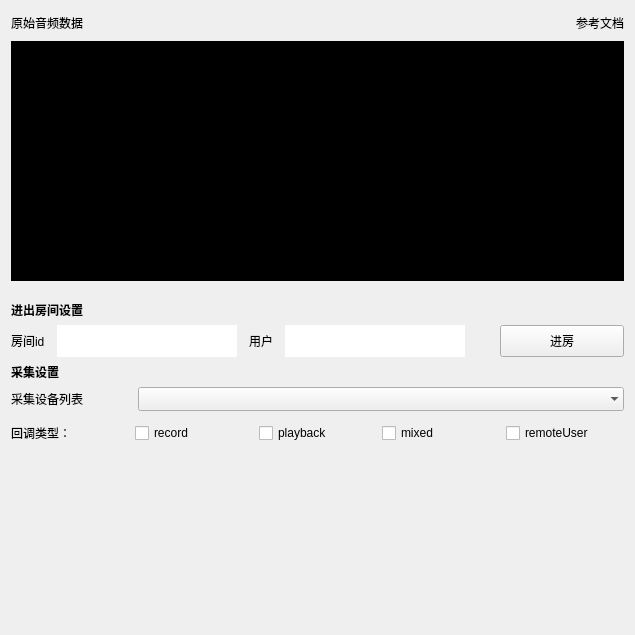
First picture: the form in Windows/src/Advanced/RawAudioData/RawAudioData.ui, repository volcengine/VolcEngineRTC, before the edit.
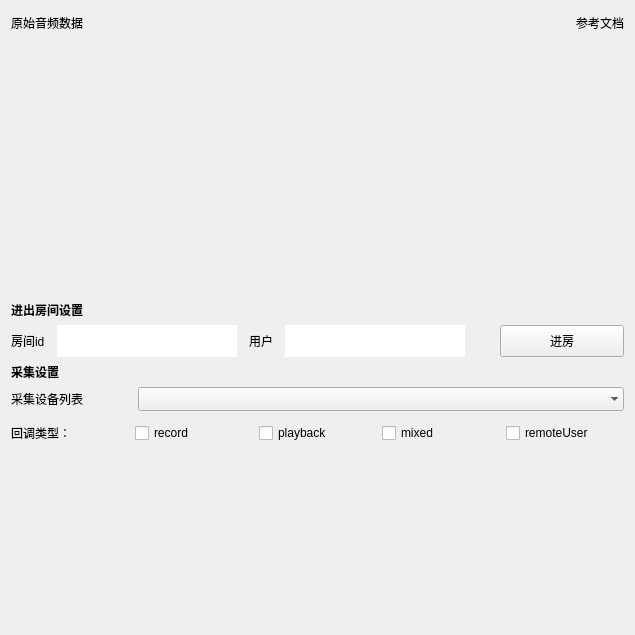
Second picture: the form after the edit. Icons and pictures are not drawn. Custom widgets are drawn as their Qt base class.

What changed in the file:
```diff
--- a/Windows/src/Advanced/RawAudioData/RawAudioData.ui
+++ b/Windows/src/Advanced/RawAudioData/RawAudioData.ui
@@ -125,7 +125,7 @@
       </size>
      </property>
      <property name="styleSheet">
-      <string notr="true">background-color: rgb(0, 0, 0);</string>
+      <string notr="true"/>
      </property>
      <layout class="QHBoxLayout" name="horizontalLayout_2">
       <property name="spacing">
```
